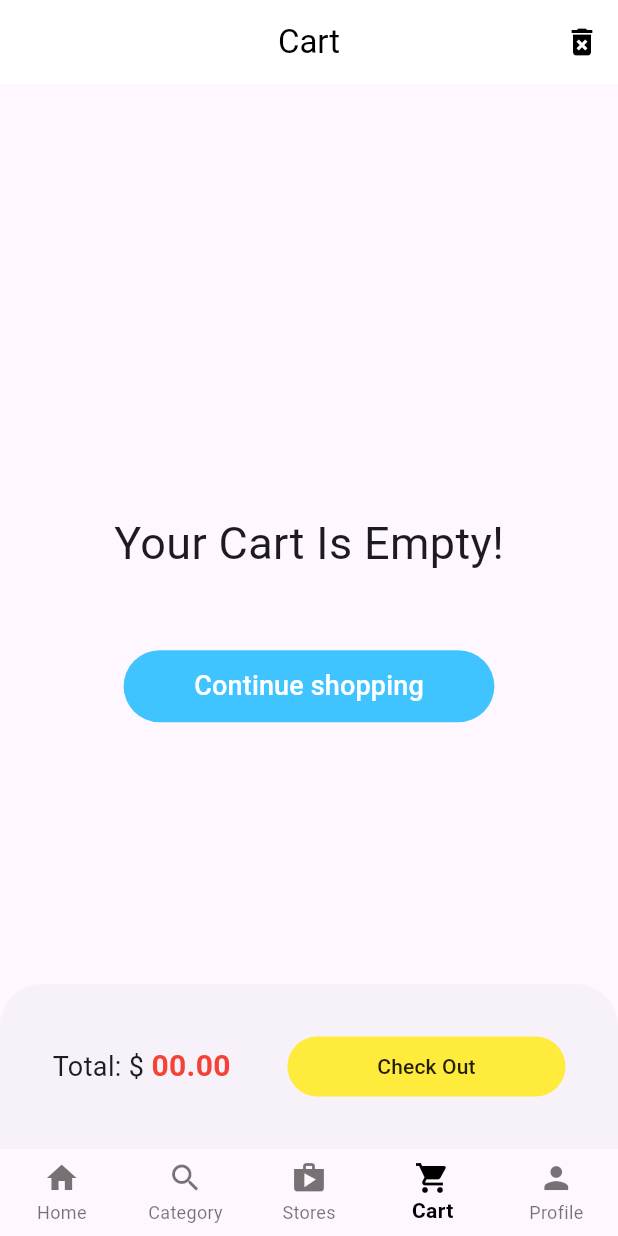
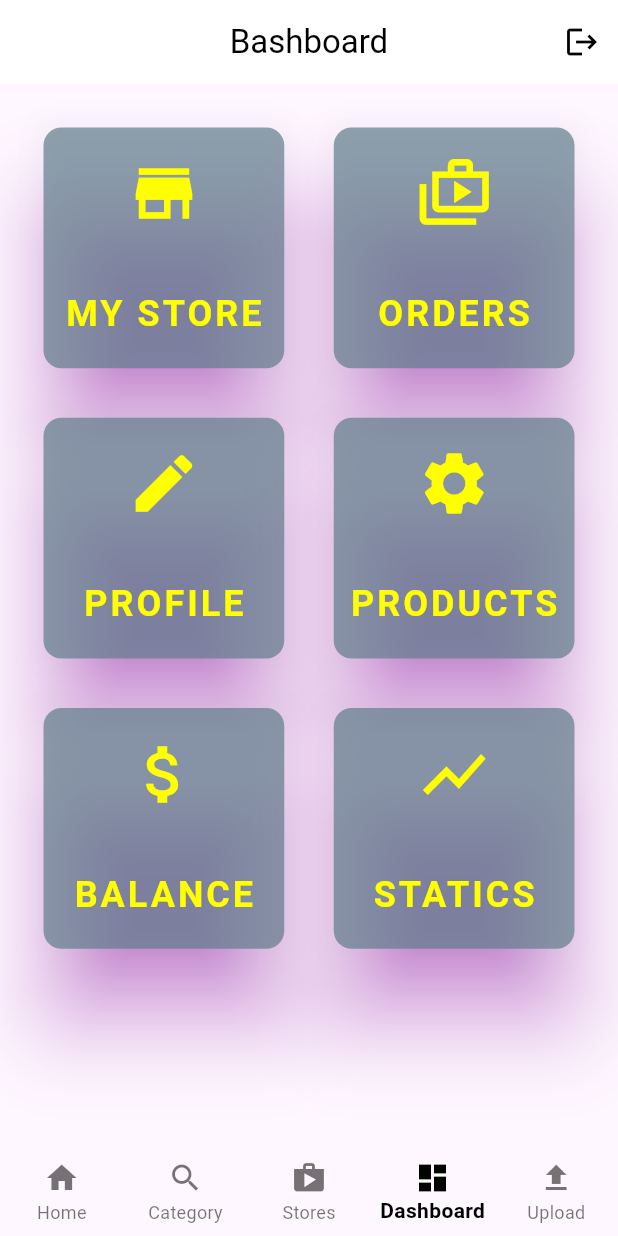
Before and after one commit to AtalibAgAlmousleck/flutter-gradal-shop-app, a Flutter app: the screen it shows after launch, item 4 of the bottom bar chosen, on a phone screen of 412 x 824 dp. Run offline on Flutter 3.47's test engine with Material 3 defaults, Android fonts, the light colour scheme and no system bars.

Commit message:
Commit dashboard screen

```diff
--- a/lib/main.dart
+++ b/lib/main.dart
@@ -1,5 +1,5 @@
 import 'package:flutter/material.dart';
-import 'package:gradal/main_screens/customer_home_screen.dart';
+import 'package:gradal/main_screens/supplier_home.dart';
 
 void main() {
   runApp(const MyApp());
@@ -12,7 +12,8 @@ class MyApp extends StatelessWidget {
   Widget build(BuildContext context) {
     return MaterialApp(
       debugShowCheckedModeBanner: false,
-      home: CustomerHomeScreen(),
+      home: SupplierHomeScreen(),
+      //CustomerHomeScreen(),
     );
   }
 }
--- /dev/null
+++ b/lib/main_screens/dashboard.dart
@@ -0,0 +1,82 @@
+import 'package:flutter/material.dart';
+import 'package:gradal/widgets/app_bar_widgets.dart';
+
+List<String> labels = [
+  'my store',
+  'orders',
+  'profile',
+  'products',
+  'balance',
+  'statics',
+];
+
+List<IconData> icons = [
+  Icons.store,
+  Icons.shop_2_outlined,
+  Icons.edit,
+  Icons.settings,
+  Icons.attach_money,
+  Icons.show_chart,
+];
+
+class DashboardScreen extends StatelessWidget {
+  const DashboardScreen({super.key});
+
+  @override
+  Widget build(BuildContext context) {
+    return Scaffold(
+      appBar: AppBar(
+        elevation: 0,
+        backgroundColor: Colors.white,
+        title: AppBarTitle(title: 'Bashboard'),
+        centerTitle: true,
+        actions: [
+          IconButton(
+            onPressed: () {},
+            icon: Icon(
+              Icons.logout,
+              color: Colors.black,
+            ),
+          ),
+        ],
+      ),
+      body: Padding(
+        padding: const EdgeInsets.all(25.0),
+        child: GridView.count(
+          mainAxisSpacing: 25,
+          crossAxisSpacing: 25,
+          crossAxisCount: 2,
+          children: List.generate(
+            6,
+            (index) {
+              return Card(
+                elevation: 25,
+                shadowColor: Colors.purpleAccent.shade200,
+                color: Colors.blueGrey.withOpacity(0.7),
+                child: Column(
+                  mainAxisAlignment: MainAxisAlignment.spaceAround,
+                  children: [
+                    Icon(
+                      icons[index],
+                      color: Colors.yellowAccent,
+                      size: 50,
+                    ),
+                    Text(
+                      labels[index].toUpperCase(),
+                      style: TextStyle(
+                        fontSize: 24,
+                        fontWeight: FontWeight.w600,
+                        color: Colors.yellowAccent,
+                        letterSpacing: 2,
+                      ),
+                    ),
+                  ],
+                ),
+              );
+            },
+          ),
+        ),
+      ),
+    );
+  }
+}
--- /dev/null
+++ b/lib/main_screens/supplier_home.dart
@@ -0,0 +1,52 @@
+import 'package:flutter/material.dart';
+import 'package:gradal/main_screens/category_screen.dart';
+import 'package:gradal/main_screens/dashboard.dart';
+import 'package:gradal/main_screens/home_screen.dart';
+import 'package:gradal/main_screens/stores.dart';
+
+class SupplierHomeScreen extends StatefulWidget {
+  const SupplierHomeScreen({super.key});
+
+  @override
+  State<SupplierHomeScreen> createState() => _CustomerHomeScreenState();
+}
+
+class _CustomerHomeScreenState extends State<SupplierHomeScreen> {
+  int _selectedIndex = 0;
+  final List<Widget> _tabs = [
+    HomeScreen(),
+    CategoryScreen(),
+    StoresScreen(),
+    DashboardScreen(),
+    Center(
+      child: Text('Upload'),
+    ),
+  ];
+  @override
+  Widget build(BuildContext context) {
+    return Scaffold(
+      body: _tabs[_selectedIndex],
+      bottomNavigationBar: BottomNavigationBar(
+        elevation: 0,
+        type: BottomNavigationBarType.fixed,
+        selectedLabelStyle: TextStyle(fontWeight: FontWeight.w600),
+        selectedItemColor: Colors.black,
+        //unselectedItemColor: Colors.red,
+        currentIndex: _selectedIndex,
+        items: const [
+          BottomNavigationBarItem(icon: Icon(Icons.home), label: 'Home'),
+          BottomNavigationBarItem(icon: Icon(Icons.search), label: 'Category'),
+          BottomNavigationBarItem(icon: Icon(Icons.shop), label: 'Stores'),
+          BottomNavigationBarItem(
+              icon: Icon(Icons.dashboard), label: 'Dashboard'),
+          BottomNavigationBarItem(icon: Icon(Icons.upload), label: 'Upload'),
+        ],
+        onTap: (index) {
+          setState(() {
+            _selectedIndex = index;
+          });
+        },
+      ),
+    );
+  }
+}
```
